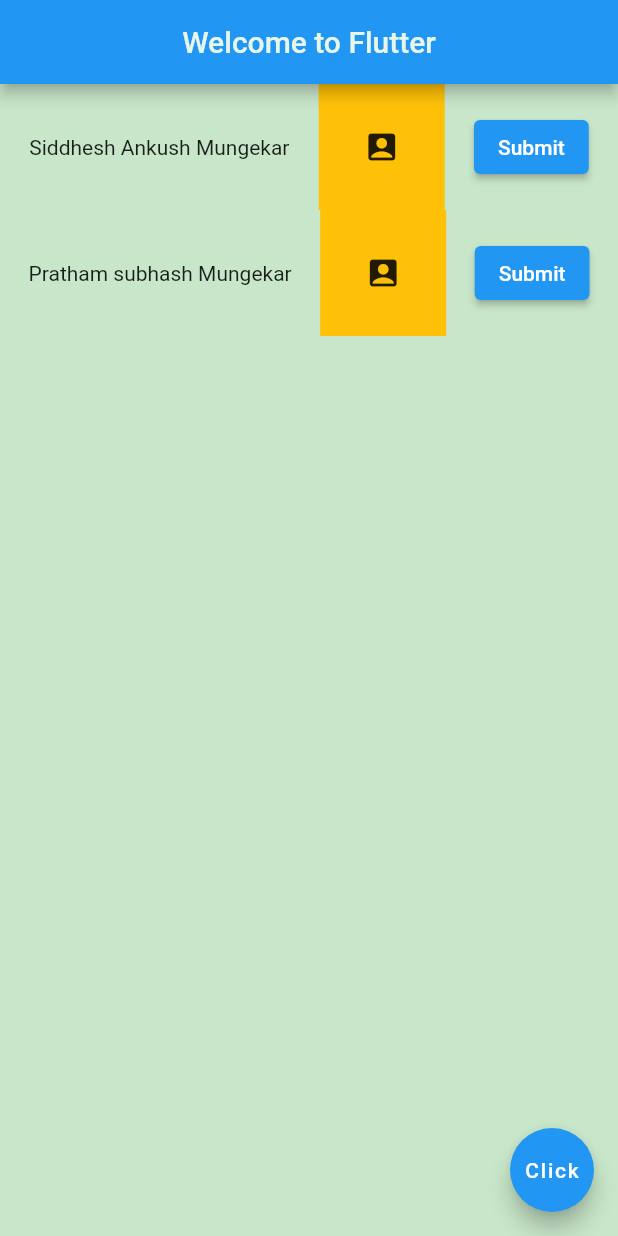
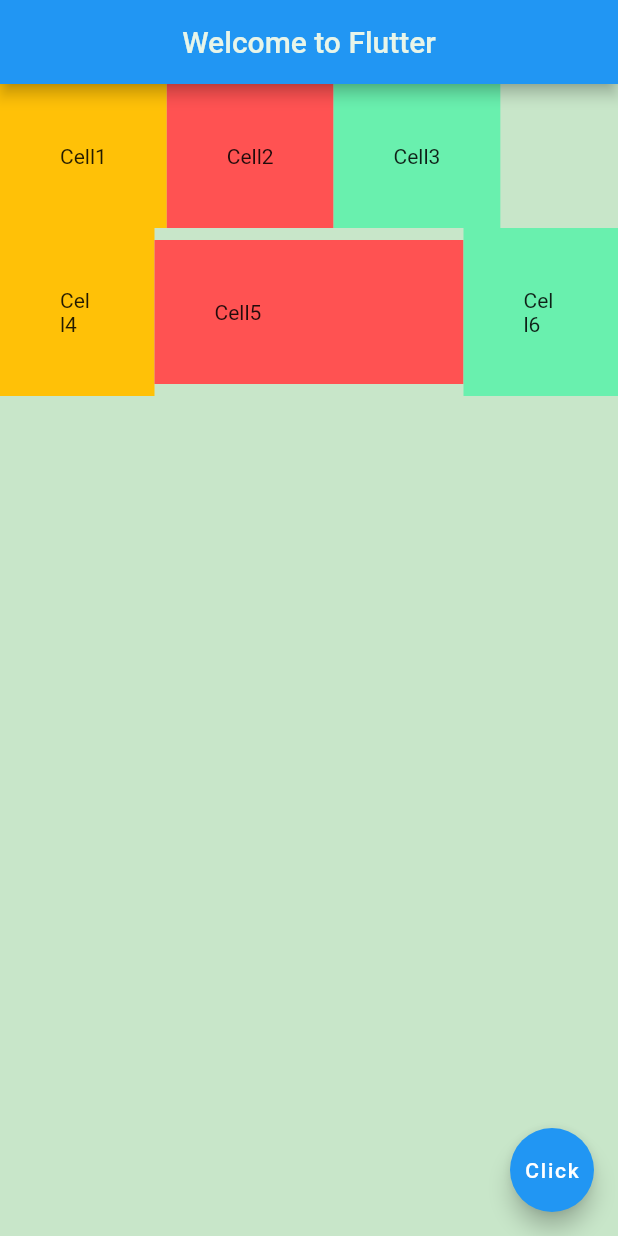
Before and after one commit to MSid01/net-ninja-flutter-playlist, a Flutter app: the screen it shows after launch, on a phone screen of 412 x 824 dp. Run offline on Flutter 3.47's test engine with Material 2 defaults, Android fonts, the phone set to English and light mode, and no system bars.

Commit message:
Expanded widget studied

```diff
--- a/lib/main.dart
+++ b/lib/main.dart
@@ -23,82 +23,59 @@ class MyApp extends StatelessWidget {
         ),
         backgroundColor: Colors.green[100],
         body:
-
         Column(
           children: [
             Row(
-              mainAxisAlignment: MainAxisAlignment.spaceEvenly,
-                children: <Widget> [
-                  const Text("Siddhesh Ankush Mungekar"),
+              children: <Widget>[
                 Container(
+                  padding: const EdgeInsets.all(40.0),
                   color: Colors.amber,
-                    child: const Icon(Icons.account_box),
-                    padding: const EdgeInsets.all(30),
+                  child:const Text("Cell1"),
                 ),
-                  ElevatedButton(
-                    onPressed: (){print("sidhesh");},
-                    child: const Text("Submit")
+                Container(
+                  padding: const EdgeInsets.all(40.0),
+                  color: Colors.redAccent,
+                  child:const Text("Cell2"),
+                ),
+                Container(
+                  padding: const EdgeInsets.all(40.0),
+                  color: Colors.greenAccent,
+                  child:const Text("Cell3"),
+                ),
+
+              ],
+            ),
+            Row(
+              children: <Widget>[
+                Expanded(
+                  flex: 1,
+                  child: Container(
+                    padding: const EdgeInsets.all(40.0),
+                    color: Colors.amber,
+                    child:const Text("Cell4"),
+                  ),
+                ),
+                Expanded(
+                  flex: 2,
+                  child: Container(
+                    padding: const EdgeInsets.all(40.0),
+                    color: Colors.redAccent,
+                    child:const Text("Cell5"),
+                  ),
+                ),
+                Expanded(
+                  flex: 1,
+                  child:
+                Container(
+                  padding: const EdgeInsets.all(40.0),
+                  color: Colors.greenAccent,
+                  child:const Text("Cell6"),
+                ),
                 )
               ],
             ),
-             Row(
-              mainAxisAlignment: MainAxisAlignment.spaceEvenly,
-                children: <Widget> [
-                  const Text("Pratham subhash Mungekar"),
-                  Container(
-                    color: Colors.amber,
-                    child: const Icon(Icons.account_box),
-                    padding: const EdgeInsets.all(30),
-                  ),
-                  ElevatedButton(
-                    onPressed: (){print("Prathamesh");},
-                    child: const Text("Submit")
-                    )
           ],
         ),
-
-
-           ],
-         ),
-          // child: IconButton(
-          //     onPressed: () => {print("Clicked")},
-          //     icon: const Icon(Icons.home)),
-          // child: ElevatedButton.icon(
-          //   onPressed: (){
-
-          // },
-          // icon:const  Icon(
-          //   Icons.home,
-          //   color: Colors.green,
-          //   size: 30.0,
-          // ), label:const Text("asdf"),
-          // ),
-          // child: TextButton(
-          //   onPressed: () {  },
-          //   child: const Text("Press me"),
-          // ),
-          //       child:  Icon(
-          //   Icons.audiotrack,
-          //   color: Colors.green,
-          //   size: 30.0,
-          // ),
-          //     child: Image.asset(
-          //   'images/background.jpg',
-          //   height: 400,
-          //   width: 400,
-          // )
-
-          // child: Text(
-          //   'Hello World',
-          //   style: TextStyle(
-          //       color: Color(0xffffffff),
-          //       fontWeight: FontWeight.bold,
-          //       fontSize: 50,
-          //       fontFamily: "Source Code Pro",
-          //       fontStyle: FontStyle.italic
-          //       ),
-          // ),
-
         floatingActionButton: FloatingActionButton(
           onPressed: () {
             // Add your onPressed code here!
```
Lines whose indentation alone changed are shown as unchanged.
